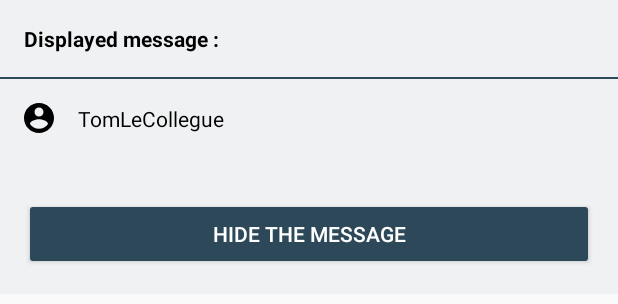
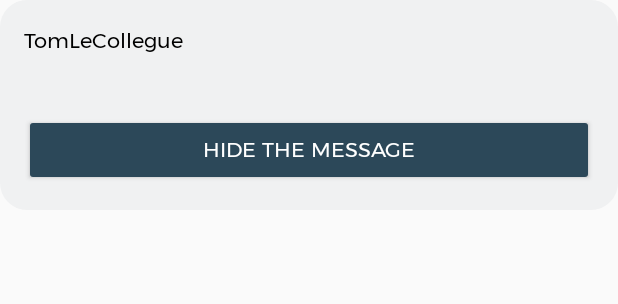
Before and after one commit to Owydoo/twitch-chat-highlight, an Android app: the layout displayed_message_layout.xml on its own in the app's theme, with its tools: preview values and no code run, on a phone screen of 412 x 824 dp. Shown: the top 304 px of the screen. Run offline under Robolectric (Android 15) with nearby library versions, the phone set to English and light mode, and no system bars.

Commit message:
finished app without ip change

```diff
--- a/MessageReact/app/src/main/java/com/entreprisecorp/messagereact/fastitems/MessageItem.kt
+++ b/MessageReact/app/src/main/java/com/entreprisecorp/messagereact/fastitems/MessageItem.kt
@@ -26,7 +26,6 @@ class MessageItem : AbstractBindingItem<ItemMessageBinding>() {
             usernameTextView.text = chatMessage?.username
             messageTextView.text = chatMessage?.message
             root.setOnClickListener(onClick)
-            rootLayout.addRipple()
         }
     }
 
--- a/MessageReact/app/src/main/res/drawable/bottom_sheet_background.xml
+++ b/MessageReact/app/src/main/res/drawable/bottom_sheet_background.xml
@@ -1,5 +1,5 @@
 <?xml version="1.0" encoding="utf-8"?>
 <shape xmlns:android="http://schemas.android.com/apk/res/android" android:shape="rectangle">
-    <corners android:topLeftRadius="@dimen/spacing_large" android:topRightRadius="@dimen/spacing_large"/>
-    <solid android:color="@color/background"/>
+    <corners android:topLeftRadius="@dimen/default_radius" android:topRightRadius="@dimen/default_radius"/>
+    <solid android:color="@color/white"/>
 </shape>
--- /dev/null
+++ b/MessageReact/app/src/main/res/drawable/message_displayed_layout.xml
@@ -0,0 +1,5 @@
+<?xml version="1.0" encoding="utf-8"?>
+<shape xmlns:android="http://schemas.android.com/apk/res/android">
+    <corners android:bottomLeftRadius="@dimen/default_radius" android:bottomRightRadius="@dimen/default_radius"/>
+    <solid android:color="@color/white"/>
+</shape>
--- /dev/null
+++ b/MessageReact/app/src/main/res/drawable/ripple_message.xml
@@ -0,0 +1,12 @@
+<?xml version="1.0" encoding="utf-8"?>
+<ripple xmlns:android="http://schemas.android.com/apk/res/android"  android:color="#BBBBBB">
+    <item
+        android:id="@+id/mask"
+        android:gravity="center">
+        <shape android:shape="rectangle">
+            <corners android:radius="@dimen/default_radius"/>
+            <solid android:color="@color/background"/>
+        </shape>
+    </item>
+
+</ripple>
--- a/MessageReact/app/src/main/res/layout/activity_main.xml
+++ b/MessageReact/app/src/main/res/layout/activity_main.xml
@@ -11,7 +11,7 @@
         android:id="@+id/toolbar"
         android:layout_width="match_parent"
         android:layout_height="wrap_content"
-        android:background="?attr/colorPrimary"
+        android:background="@color/white"
         android:minHeight="?attr/actionBarSize"
         android:theme="?attr/actionBarTheme"
         app:layout_constraintEnd_toEndOf="parent"
--- a/MessageReact/app/src/main/res/layout/displayed_message_layout.xml
+++ b/MessageReact/app/src/main/res/layout/displayed_message_layout.xml
@@ -6,29 +6,8 @@
     android:id="@+id/rootDisplayedChatLayout"
     android:layout_width="match_parent"
     android:layout_height="wrap_content"
-    android:background="@color/background"
+    android:background="@drawable/ripple_message"
     android:visibility="visible">
-
-    <TextView
-        android:id="@+id/displayedChatTextView"
-        android:layout_width="wrap_content"
-        android:layout_height="wrap_content"
-        android:layout_margin="@dimen/spacing_large"
-        android:text="@string/displayed_message"
-        android:textColor="@color/black"
-        android:textStyle="bold"
-        app:layout_constraintStart_toStartOf="parent"
-        app:layout_constraintTop_toTopOf="parent" />
-
-    <View
-        android:id="@+id/view"
-        android:layout_width="match_parent"
-        android:layout_height="1dp"
-        android:layout_marginTop="@dimen/spacing_large"
-        android:background="@color/primary"
-        app:layout_constraintEnd_toEndOf="parent"
-        app:layout_constraintStart_toStartOf="parent"
-        app:layout_constraintTop_toBottomOf="@id/displayedChatTextView" />
 
     <TextView
         android:id="@+id/usernameTextView"
@@ -36,21 +15,10 @@
         android:layout_height="wrap_content"
         android:layout_margin="@dimen/spacing_large"
         android:textColor="@color/black"
-        app:layout_constraintBottom_toBottomOf="@+id/UserImageView"
-
         app:layout_constraintEnd_toEndOf="parent"
-        app:layout_constraintStart_toEndOf="@+id/UserImageView"
-        app:layout_constraintTop_toTopOf="@+id/UserImageView"
+        app:layout_constraintStart_toStartOf="parent"
+        app:layout_constraintTop_toTopOf="parent"
         tools:text="TomLeCollegue" />
-
-    <ImageView
-        android:id="@+id/UserImageView"
-        android:layout_width="wrap_content"
-        android:layout_height="wrap_content"
-        android:layout_marginTop="@dimen/spacing_large"
-        app:layout_constraintStart_toStartOf="@+id/displayedChatTextView"
-        app:layout_constraintTop_toBottomOf="@+id/view"
-        app:srcCompat="@drawable/ic_user" />
 
     <TextView
         android:id="@+id/messageTextView"
@@ -60,16 +28,16 @@
         android:ellipsize="end"
         android:maxLines="3"
         app:layout_constraintEnd_toEndOf="@+id/usernameTextView"
-        app:layout_constraintStart_toStartOf="@+id/UserImageView"
+        app:layout_constraintStart_toStartOf="@+id/usernameTextView"
         app:layout_constraintTop_toBottomOf="@+id/usernameTextView"
         tools:text="@tools:sample/lorem[30]" />
 
     <Button
+        android:id="@+id/hideMessageButton"
         style="@style/Widget.AppCompat.Button.Colored"
-        android:id="@+id/hideMessageButton"
         android:layout_width="0dp"
         android:layout_height="wrap_content"
-        android:layout_marginTop="@dimen/spacing_large"
+        android:layout_marginTop="@dimen/spacing_medium"
         android:layout_marginBottom="@dimen/spacing_large"
         android:text="@string/hide_the_message"
         app:layout_constraintBottom_toBottomOf="parent"
--- a/MessageReact/app/src/main/res/values/dimens.xml
+++ b/MessageReact/app/src/main/res/values/dimens.xml
@@ -3,4 +3,5 @@
     <dimen name="spacing_large">16dp</dimen>
     <dimen name="spacing_medium">8dp</dimen>
     <dimen name="spacing_small">4dp</dimen>
+    <dimen name="default_radius">18dp</dimen>
 </resources>
--- a/MessageReact/app/src/main/res/values/strings.xml
+++ b/MessageReact/app/src/main/res/values/strings.xml
@@ -5,4 +5,6 @@
     <string name="settings">settings</string>
     <string name="displayed_message">Displayed message :</string>
     <string name="hide_the_message">Hide the message</string>
+    <string name="chat_twitch">Chat Twitch</string>
+    <string name="arrowdescription">arrow</string>
 </resources>
--- a/MessageReact/app/src/main/res/values/themes.xml
+++ b/MessageReact/app/src/main/res/values/themes.xml
@@ -12,11 +12,13 @@
         <item name="colorAccent">@color/primary</item>
 
         <!-- Status bar color. -->
-        <item name="android:statusBarColor" tools:targetApi="l">?attr/colorPrimaryVariant</item>
+        <item name="android:statusBarColor" tools:targetApi="l">@color/white</item>
         <!-- Customize your theme here. -->
+        <item name="android:windowLightStatusBar">true</item>
 
         <item name="bottomSheetDialogTheme">@style/AppBottomSheetDialogTheme</item>
         <item name="actionBarTheme">@style/ThemeActionBar</item>
+        <item name="fontFamily">@font/montserrat</item>
     </style>
 
     <style name="AppBottomSheetDialogTheme" parent="Theme.Design.Light.BottomSheetDialog">
@@ -29,8 +31,8 @@
     </style>
 
     <style name="ThemeActionBar" parent="Widget.AppCompat.ActionBar">
-        <item name="android:textColorSecondary">@android:color/white</item>
-        <item name="titleTextColor">@color/white</item>
+        <item name="android:textColorSecondary">@color/black</item>
+        <item name="titleTextColor">@color/black</item>
     </style>
 
 </resources>
```
Also changed, not shown: MessageReact/app/src/main/java/com/entreprisecorp/messagereact/fragment/HomeFragment.kt (+54 -13 lines), MessageReact/app/src/main/res/layout/fragment_home.xml (+39 -9 lines), MessageReact/app/src/main/res/layout/item_message.xml (+12 -22 lines), MessageReact/app/src/main/res/layout/message_action_bottom_sheet_dialog_fragment.xml (+24 -31 lines), MessageReact/app/src/main/res/font/montserrat.ttf (added), 2 other files.
